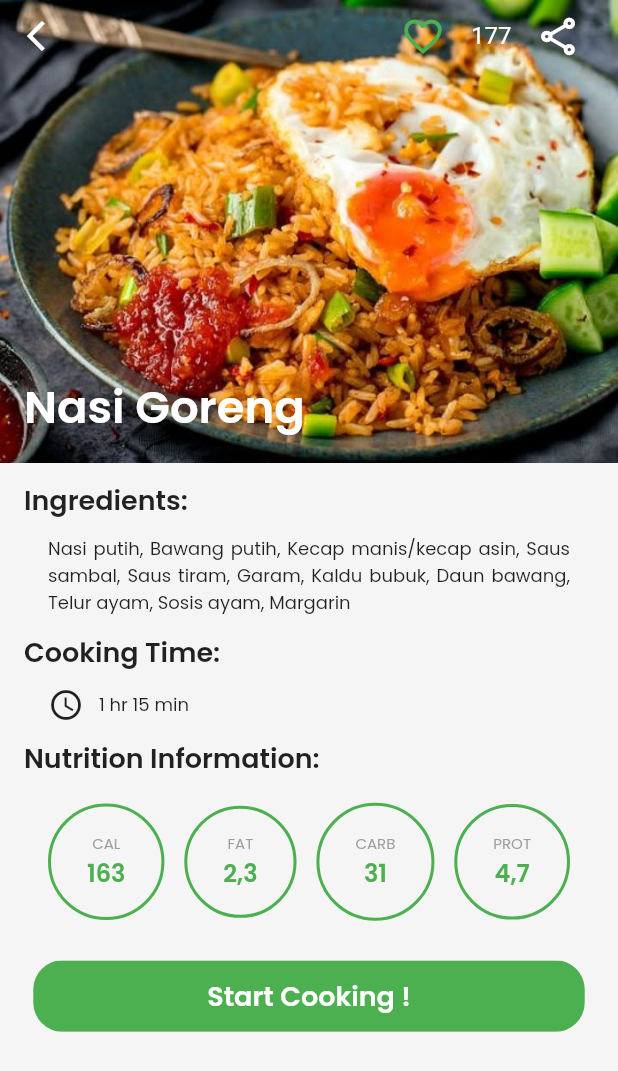
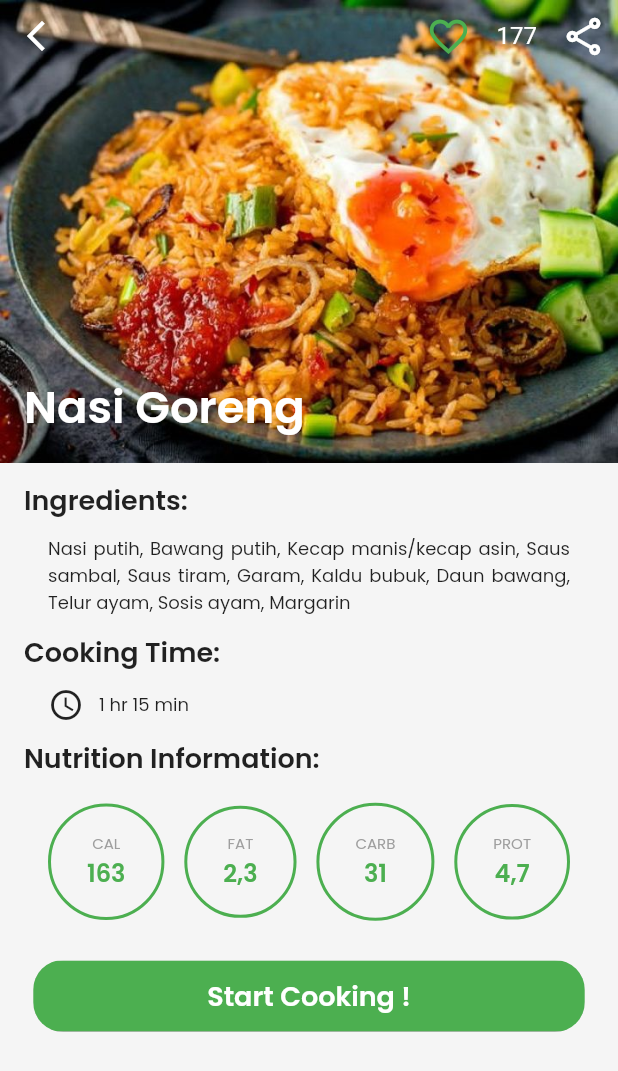
Before and after one commit to ashenladd/recipe_box, a Flutter app: the DetailPage screen opened directly with sample values from the repository, on a phone screen of 412 x 824 dp. Shown: the top 1071 px of the screen. Run offline on Flutter 3.47's test engine with Material 2 defaults, Android fonts, the phone set to English and light mode, and no system bars.

Commit message:
memperbaiki responsibilitas

```diff
--- a/lib/detail_page.dart
+++ b/lib/detail_page.dart
@@ -23,9 +23,10 @@ class DetailPage extends StatelessWidget{
                 height: 310,
                 child: Stack(
                   children:[
-                    Image.asset(food.imageLandscape,fit: BoxFit.cover,),
+                    Image.asset(food.imageLandscape,fit: BoxFit.cover,width: double.infinity,),
 
                     Row(
+                      mainAxisAlignment: MainAxisAlignment.spaceBetween,
                       children: [
                         IconButton(
                           onPressed: (){
@@ -33,7 +34,9 @@ class DetailPage extends StatelessWidget{
                           },
                           icon: const Icon(Icons.arrow_back_ios_new,color: Colors.white,),
                         ),
-                        const SizedBox(width: 210,),
+                        Row(
+                          mainAxisAlignment: MainAxisAlignment.end,
+                          children: [
                             const FavoriteButton(),
                             Padding(
                               padding: const EdgeInsets.symmetric(horizontal: 8),
@@ -42,6 +45,8 @@ class DetailPage extends StatelessWidget{
                             const Padding(
                               padding: EdgeInsets.symmetric(horizontal: 8 ),
                               child: Icon(Icons.share_outlined,color: Colors.white,size: 30,),
+                            ),
+                          ],
                         ),
 
                       ],
```
Lines whose indentation alone changed are shown as unchanged.
